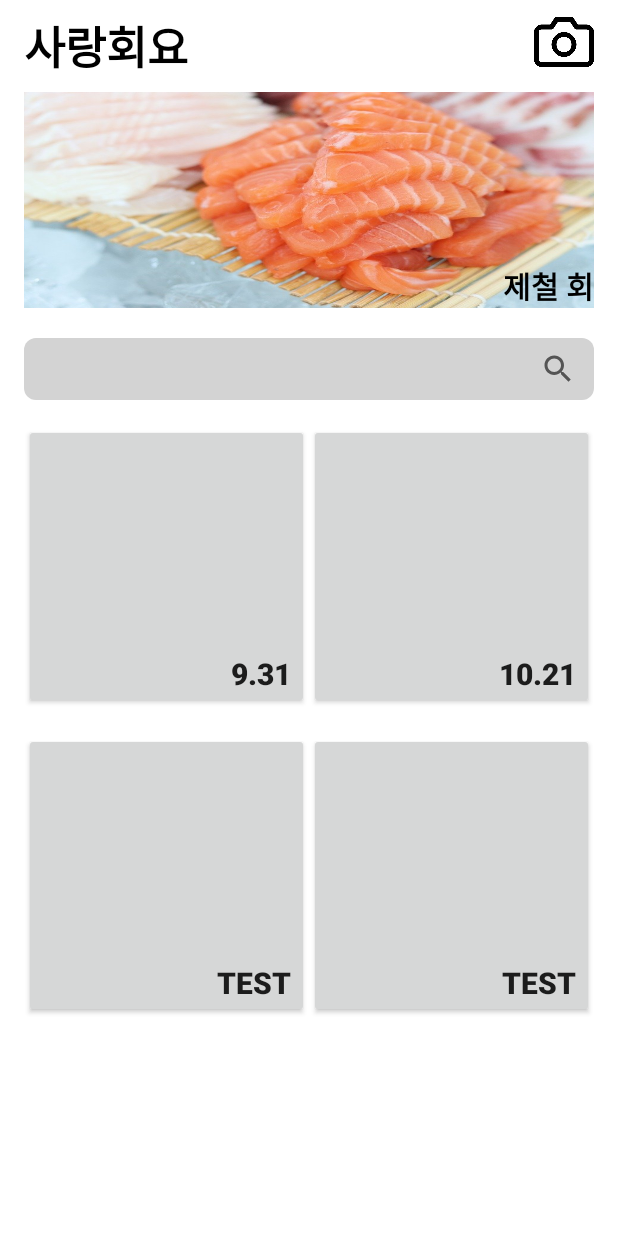
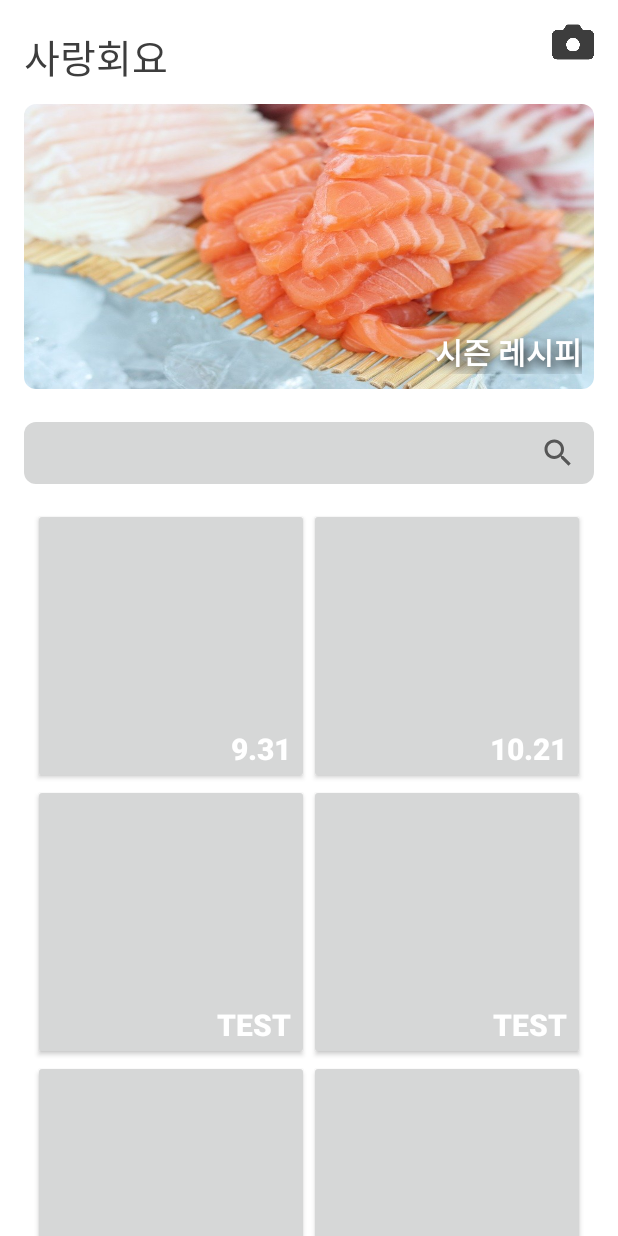
Before and after one commit to dami138/loveSashimi, an Android app: the MainActivity screen opened directly, with no data from a screen before it, on a phone screen of 412 x 824 dp. Run offline under Robolectric (Android 15) with nearby library versions, the phone set to English and light mode, and no system bars; our stand-ins replace Firebase (no records; nobody signed in at launch, a user with empty details on screens opened directly); pictures from the network do not load.

Commit message:
ui update test

```diff
--- a/android UI/app/src/main/AndroidManifest.xml
+++ b/android UI/app/src/main/AndroidManifest.xml
@@ -55,6 +55,9 @@
                 android:name="android.support.FILE_PROVIDER_PATHS"
                 android:resource="@xml/file_paths" />
         </provider>
+        <meta-data
+            android:name="preloaded_fonts"
+            android:resource="@array/preloaded_fonts" />
     </application>
 
 </manifest>
--- a/android UI/app/src/main/res/drawable/radius.xml
+++ b/android UI/app/src/main/res/drawable/radius.xml
@@ -2,7 +2,7 @@
 <shape xmlns:android="http://schemas.android.com/apk/res/android"
     android:padding="10dp"
     android:shape="rectangle" >
-    <solid android:color="#D3D3D3" />
+    <solid android:color="#D6D7D7" />
     <corners
         android:bottomLeftRadius="8dp"
         android:bottomRightRadius="8dp"
--- a/android UI/app/src/main/res/layout/activity_main.xml
+++ b/android UI/app/src/main/res/layout/activity_main.xml
@@ -5,38 +5,170 @@
 
     -<RelativeLayout android:layout_height="wrap_content" android:layout_width="match_parent">
 
-    <TextView android:layout_height="wrap_content" android:layout_width="wrap_content" android:typeface="monospace" android:textStyle="bold" android:textSize="30dp" android:textColor="@color/black" android:text="사랑회요" android:layout_marginTop="8dp" android:layout_marginStart="16dp"/>
+    <ImageButton
+        android:id="@+id/camera_btn"
+        android:layout_width="28dp"
+        android:layout_height="28dp"
+        android:layout_alignParentRight="true"
+        android:layout_marginTop="14dp"
+        android:layout_marginRight="16dp"
+        android:background="@android:color/transparent"
+        android:scaleType="fitCenter"
+        android:src="@drawable/camera" />
 
-    <ImageButton android:layout_height="40dp" android:layout_width="40dp" android:layout_marginTop="8dp" android:src="@drawable/camera" android:scaleType="fitCenter" android:background="@android:color/transparent" android:layout_alignParentRight="true" android:layout_marginRight="16dp" android:id="@+id/camera_btn"/>
+    <TextView
+        android:layout_width="wrap_content"
+        android:layout_height="wrap_content"
+        android:layout_marginStart="16dp"
+        android:layout_marginTop="18dp"
+        android:fontFamily="@font/bhsans"
+        android:text="사랑회요"
+        android:textColor="#3D3D3D"
+        android:textSize="26dp"
+        android:textStyle="normal"
+        android:typeface="monospace" />
 
 </RelativeLayout>
 
 
-    -<FrameLayout android:layout_height="152dp" android:layout_width="match_parent">
+    -<FrameLayout
+    android:layout_height="200dp"
+    android:layout_width="match_parent"
+    android:layout_marginTop="4dp">
+    <androidx.cardview.widget.CardView
+        android:layout_height="190dp"
+        android:layout_width="match_parent"
+        android:layout_marginTop="8dp"
+        android:layout_marginRight="16dp"
+        android:layout_marginLeft="16dp"
+        app:cardCornerRadius="8dp"
+        app:cardElevation="0dp"
+        app:layout_constraintStart_toStartOf="parent"
+        app:layout_constraintTop_toTopOf="parent">
 
-    <ImageView android:layout_height="152dp" android:layout_width="match_parent" android:layout_marginTop="8dp" android:src="@drawable/rawfish1" android:scaleType="fitXY" android:layout_marginRight="16dp" android:id="@+id/rec_btn" android:shadowRadius="2" android:shadowDy="1" android:shadowDx="1" android:shadowColor="@color/white" android:layout_marginLeft="16dp"/>
+        <ImageView
+            android:layout_height="match_parent"
+            android:layout_width="match_parent"
+            android:scaleType="fitXY"
+            android:src="@drawable/rawfish1"
+            android:id="@+id/rec_btn"/>
+    </androidx.cardview.widget.CardView>
 
-    <TextView android:layout_height="wrap_content" android:layout_width="wrap_content" android:textStyle="bold" android:textSize="20dp" android:textColor="@color/black" android:text="제철 회" android:layout_marginRight="16dp" android:layout_gravity="bottom|right"> </TextView>
+    <TextView
+        android:layout_width="wrap_content"
+        android:layout_height="wrap_content"
+        android:layout_gravity="bottom|right"
+        android:layout_marginRight="24dp"
+        android:layout_marginBottom="12dp"
+        android:text="시즌 레시피"
+        android:textColor="#FFFFFF"
+        android:textSize="20dp"
+        android:textStyle="bold"
+        android:shadowRadius="8.0"
+        android:shadowDx="4.0"
+        android:shadowDy="5.0"
+        android:shadowColor="#000000"></TextView>
 
 </FrameLayout>
 
-    <SearchView android:layout_height="41dp" android:layout_width="match_parent" android:layout_marginTop="20dp" android:background="@drawable/radius" android:layout_marginRight="16dp" android:id="@+id/search" android:layout_marginLeft="16dp" android:layout_gravity="center" android:queryHint="회를 입력하세요" android:layoutDirection="rtl" android:iconifiedByDefault="true"/>
+    <SearchView
+        android:layout_height="41dp"
+        android:layout_width="match_parent"
+        android:layout_marginTop="20dp"
+        android:background="@drawable/radius"
+        android:layout_marginRight="16dp"
+        android:id="@+id/search"
+        android:layout_marginLeft="16dp"
+        android:layout_gravity="center"
+        android:queryHint="회를 입력하세요"
+        android:layoutDirection="rtl"
+        android:iconifiedByDefault="true"/>
 
 
-    -<LinearLayout android:orientation="horizontal" android:layout_height="wrap_content" android:layout_width="wrap_content" android:layout_gravity="center_horizontal" android:layout_margin="16dp">
+    -<LinearLayout
+    android:orientation="horizontal"
+    android:layout_height="wrap_content"
+    android:layout_width="wrap_content"
+    android:layout_gravity="center_horizontal"
+    android:layout_marginTop="16dp">
 
-    <android.widget.Button android:layout_height="190dp" android:layout_width="190dp" android:textStyle="bold" android:textSize="20dp" android:text="9.31" android:id="@+id/diary_btn1" android:gravity="bottom|right"/>
+    <android.widget.Button
+        android:layout_height="184dp"
+        android:layout_width="184dp"
+        android:textStyle="bold"
+        android:textSize="20dp"
+        android:text="9.31"
+        android:textColor="#FFFFFF"
+        android:id="@+id/diary_btn1"
+        android:gravity="bottom|right"
+        />
 
-    <android.widget.Button android:layout_height="190dp" android:layout_width="190dp" android:textStyle="bold" android:textSize="20dp" android:text="10.21" android:id="@+id/diary_btn2" android:gravity="bottom|right"/>
+    <android.widget.Button
+        android:layout_height="184dp"
+        android:layout_width="184dp"
+        android:textStyle="bold"
+        android:textSize="20dp"
+        android:text="10.21"
+        android:textColor="#FFFFFF"
+        android:id="@+id/diary_btn2"
+        android:gravity="bottom|right"/>
 
-</LinearLayout>
+    </LinearLayout>
 
 
-    -<LinearLayout android:orientation="horizontal" android:layout_height="wrap_content" android:layout_width="wrap_content" android:layout_gravity="center_horizontal">
+    -<LinearLayout
+    android:orientation="horizontal"
+    android:layout_height="wrap_content"
+    android:layout_width="wrap_content"
+    android:layout_gravity="center_horizontal">
 
-    <android.widget.Button android:layout_height="190dp" android:layout_width="190dp" android:textStyle="bold" android:textSize="20dp" android:text="test" android:id="@+id/diary_btn3" android:gravity="bottom|right"/>
+        <android.widget.Button
+            android:layout_height="184dp"
+            android:layout_width="184dp"
+            android:textStyle="bold"
+            android:textSize="20dp"
+            android:text="test"
+            android:textColor="#FFFFFF"
+            android:id="@+id/diary_btn3"
+            android:gravity="bottom|right"/>
 
-    <android.widget.Button android:layout_height="190dp" android:layout_width="190dp" android:textStyle="bold" android:textSize="20dp" android:text="test" android:id="@+id/diary_btn4" android:gravity="bottom|right"/>
+        <android.widget.Button
+            android:layout_height="184dp"
+            android:layout_width="184dp"
+            android:textStyle="bold"
+            android:textSize="20dp"
+            android:text="test"
+            android:textColor="#FFFFFF"
+            android:id="@+id/diary_btn4"
+            android:gravity="bottom|right"/>
+
+    </LinearLayout>
+
+    -<LinearLayout
+    android:orientation="horizontal"
+    android:layout_height="wrap_content"
+    android:layout_width="wrap_content"
+    android:layout_gravity="center_horizontal">
+
+    <android.widget.Button
+        android:layout_height="184dp"
+        android:layout_width="184dp"
+        android:textStyle="bold"
+        android:textSize="20dp"
+        android:text="test"
+        android:textColor="#FFFFFF"
+        android:id="@+id/diary_btn5"
+        android:gravity="bottom|right"/>
+
+    <android.widget.Button
+        android:layout_height="184dp"
+        android:layout_width="184dp"
+        android:textStyle="bold"
+        android:textSize="20dp"
+        android:text="test"
+        android:textColor="#FFFFFF"
+        android:id="@+id/diary_btn6"
+        android:gravity="bottom|right"/>
 
 </LinearLayout>
 
--- a/android UI/app/src/main/res/layout/activity_splash.xml
+++ b/android UI/app/src/main/res/layout/activity_splash.xml
@@ -4,7 +4,7 @@
     xmlns:tools="http://schemas.android.com/tools"
     android:layout_width="match_parent"
     android:layout_height="match_parent"
-    android:background="#808080"
+    android:background="@drawable/splash_bg"
     tools:context=".SplashActivity">
 
     <TextView
@@ -12,8 +12,8 @@
         android:layout_height="wrap_content"
         android:gravity="center"
         android:textSize="40dp"
-        android:textColor="@color/white"
-        android:textStyle="bold"
+        android:textColor="#F0F0F0"
+        android:fontFamily="@font/bhsans"
         android:text="사\n랑\n회\n요\n.."
         app:layout_constraintTop_toTopOf="parent"
         app:layout_constraintBottom_toBottomOf="parent"
```
Also changed, not shown: android UI/app/src/main/res/layout/activity_main2.xml (+77 -6 lines), android UI/app/src/main/res/drawable/camera.png, 1 other file.
